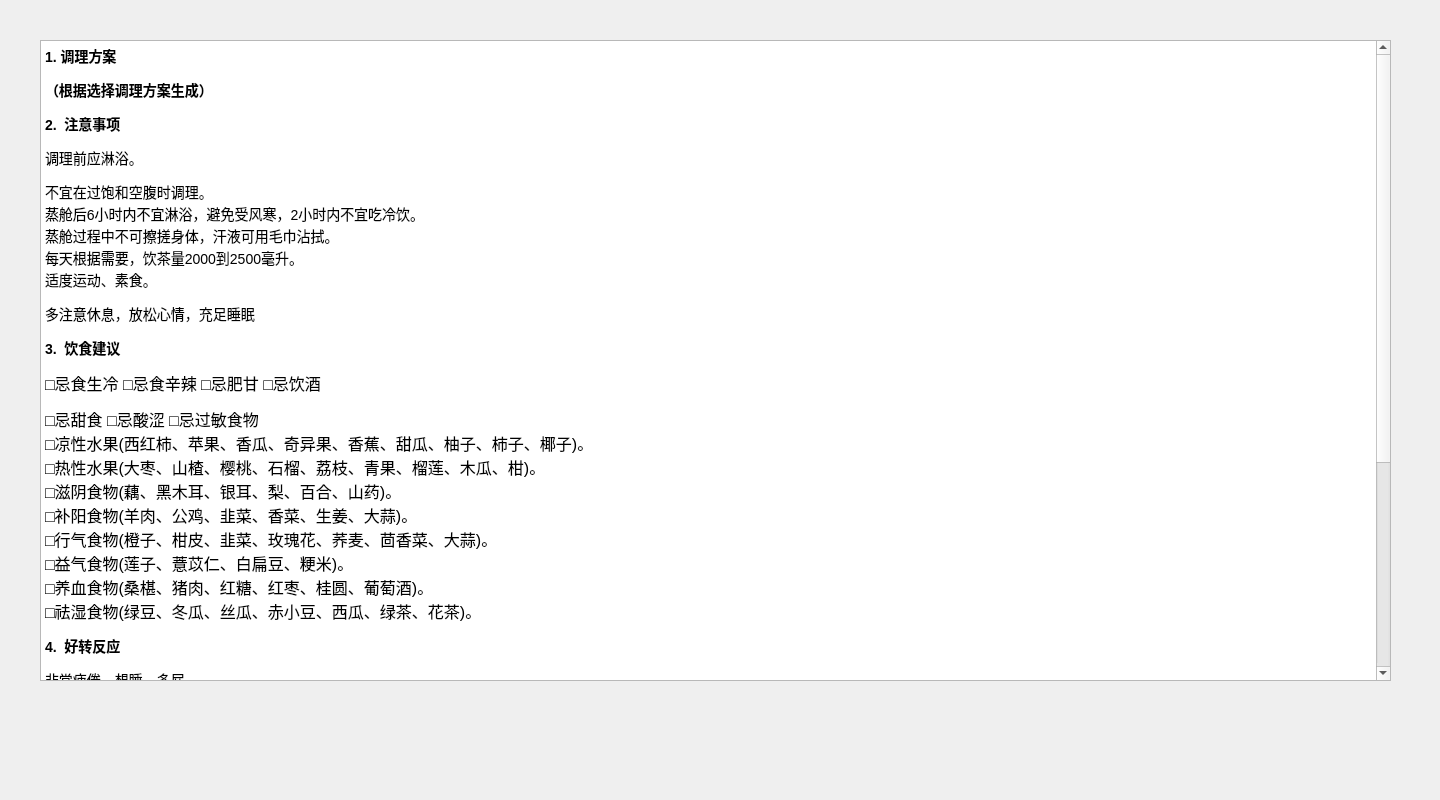
Qt form src/ui/recuperatePlan.ui (fantasy-mark/Summer) before a commit.
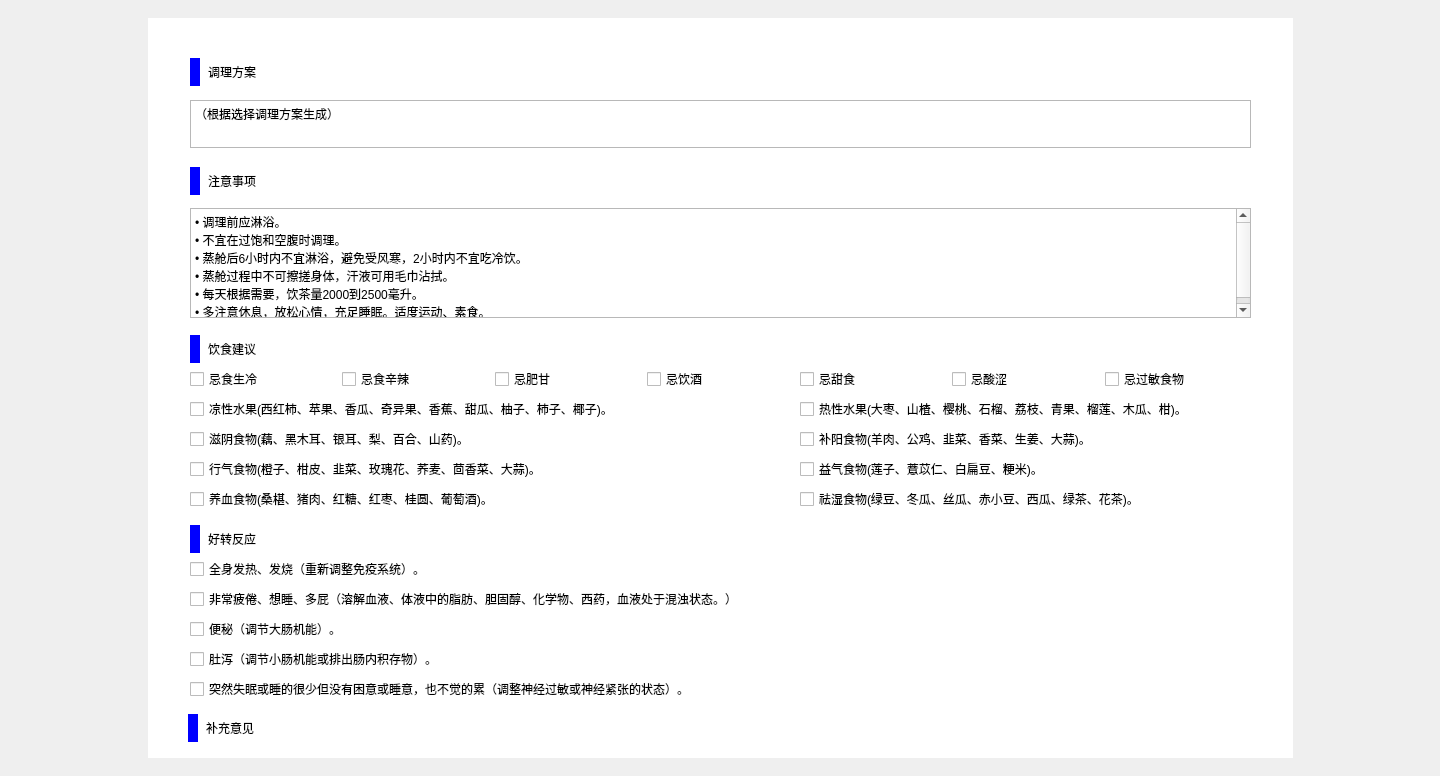
The same form after that commit.

Patch:
```diff
--- a/src/ui/recuperatePlan.ui
+++ b/src/ui/recuperatePlan.ui
@@ -7,64 +7,400 @@
     <x>0</x>
     <y>0</y>
     <width>1440</width>
-    <height>800</height>
+    <height>776</height>
    </rect>
   </property>
   <property name="windowTitle">
    <string>Form</string>
   </property>
-  <widget class="QTextBrowser" name="textBrowser_2">
+  <widget class="QWidget" name="gridLayoutWidget">
    <property name="geometry">
     <rect>
-     <x>40</x>
-     <y>40</y>
-     <width>1351</width>
-     <height>641</height>
+     <x>190</x>
+     <y>50</y>
+     <width>1061</width>
+     <height>101</height>
     </rect>
    </property>
-   <property name="html">
-    <string>&lt;!DOCTYPE HTML PUBLIC &quot;-//W3C//DTD HTML 4.0//EN&quot; &quot;http://www.w3.org/TR/REC-html40/strict.dtd&quot;&gt;
+   <layout class="QGridLayout" name="gridLayout">
+    <item row="0" column="0">
+     <widget class="QLabel" name="label">
+      <property name="minimumSize">
+       <size>
+        <width>0</width>
+        <height>38</height>
+       </size>
+      </property>
+      <property name="maximumSize">
+       <size>
+        <width>16777215</width>
+        <height>38</height>
+       </size>
+      </property>
+      <property name="styleSheet">
+       <string notr="true">border-left: 10px solid blue;
+border-radius:5px;
+padding-left: 5px;
+</string>
+      </property>
+      <property name="text">
+       <string>调理方案</string>
+      </property>
+     </widget>
+    </item>
+    <item row="1" column="0">
+     <widget class="QTextBrowser" name="textBrowser">
+      <property name="minimumSize">
+       <size>
+        <width>0</width>
+        <height>48</height>
+       </size>
+      </property>
+      <property name="maximumSize">
+       <size>
+        <width>16777215</width>
+        <height>48</height>
+       </size>
+      </property>
+      <property name="html">
+       <string>&lt;!DOCTYPE HTML PUBLIC &quot;-//W3C//DTD HTML 4.0//EN&quot; &quot;http://www.w3.org/TR/REC-html40/strict.dtd&quot;&gt;
 &lt;html&gt;&lt;head&gt;&lt;meta name=&quot;qrichtext&quot; content=&quot;1&quot; /&gt;&lt;style type=&quot;text/css&quot;&gt;
 p, li { white-space: pre-wrap; }
 &lt;/style&gt;&lt;/head&gt;&lt;body style=&quot; font-family:'SimSun'; font-size:9pt; font-weight:400; font-style:normal;&quot;&gt;
-&lt;p style=&quot; margin-top:12px; margin-bottom:12px; margin-left:0px; margin-right:0px; -qt-block-indent:0; text-indent:0px;&quot;&gt;&lt;span style=&quot; font-family:'宋体'; font-size:10.5pt; font-weight:600;&quot;&gt;1. 调理方案&lt;/span&gt;&lt;/p&gt;
-&lt;p style=&quot; margin-top:12px; margin-bottom:12px; margin-left:0px; margin-right:0px; -qt-block-indent:0; text-indent:0px;&quot;&gt;&lt;span style=&quot; font-family:'宋体'; font-size:10.5pt; font-weight:600;&quot;&gt;（根据选择调理方案生成）&lt;/span&gt;&lt;/p&gt;
-&lt;p style=&quot; margin-top:12px; margin-bottom:12px; margin-left:0px; margin-right:0px; -qt-block-indent:0; text-indent:0px;&quot;&gt;&lt;span style=&quot; font-family:'宋体'; font-size:10.5pt; font-weight:600;&quot;&gt;2.  注意事项&lt;/span&gt;&lt;/p&gt;
-&lt;p style=&quot; margin-top:12px; margin-bottom:12px; margin-left:0px; margin-right:0px; -qt-block-indent:0; text-indent:0px;&quot;&gt;&lt;span style=&quot; font-family:'宋体'; font-size:10.5pt;&quot;&gt;调理前应淋浴。&lt;/span&gt;&lt;/p&gt;
-&lt;p style=&quot; margin-top:0px; margin-bottom:0px; margin-left:0px; margin-right:0px; -qt-block-indent:0; text-indent:0px;&quot;&gt;&lt;span style=&quot; font-family:'宋体'; font-size:10.5pt;&quot;&gt;不宜在过饱和空腹时调理。&lt;/span&gt;&lt;/p&gt;
-&lt;p style=&quot; margin-top:0px; margin-bottom:0px; margin-left:0px; margin-right:0px; -qt-block-indent:0; text-indent:0px;&quot;&gt;&lt;span style=&quot; font-family:'宋体'; font-size:10.5pt;&quot;&gt;蒸舱后&lt;/span&gt;&lt;span style=&quot; font-family:'Calibri'; font-size:10.5pt;&quot;&gt;6&lt;/span&gt;&lt;span style=&quot; font-family:'宋体'; font-size:10.5pt;&quot;&gt;小时内不宜淋浴，避免受风寒，&lt;/span&gt;&lt;span style=&quot; font-family:'Calibri'; font-size:10.5pt;&quot;&gt;2&lt;/span&gt;&lt;span style=&quot; font-family:'宋体'; font-size:10.5pt;&quot;&gt;小时内不宜吃冷饮。&lt;/span&gt;&lt;/p&gt;
-&lt;p style=&quot; margin-top:0px; margin-bottom:0px; margin-left:0px; margin-right:0px; -qt-block-indent:0; text-indent:0px;&quot;&gt;&lt;span style=&quot; font-family:'宋体'; font-size:10.5pt;&quot;&gt;蒸舱过程中不可擦搓身体，汗液可用毛巾沾拭。&lt;/span&gt;&lt;/p&gt;
-&lt;p style=&quot; margin-top:0px; margin-bottom:0px; margin-left:0px; margin-right:0px; -qt-block-indent:0; text-indent:0px;&quot;&gt;&lt;span style=&quot; font-family:'宋体'; font-size:10.5pt;&quot;&gt;每天根据需要，饮茶量&lt;/span&gt;&lt;span style=&quot; font-family:'Calibri'; font-size:10.5pt;&quot;&gt;2000&lt;/span&gt;&lt;span style=&quot; font-family:'宋体'; font-size:10.5pt;&quot;&gt;到&lt;/span&gt;&lt;span style=&quot; font-family:'Calibri'; font-size:10.5pt;&quot;&gt;2500&lt;/span&gt;&lt;span style=&quot; font-family:'宋体'; font-size:10.5pt;&quot;&gt;毫升。&lt;/span&gt;&lt;/p&gt;
-&lt;p style=&quot; margin-top:0px; margin-bottom:0px; margin-left:0px; margin-right:0px; -qt-block-indent:0; text-indent:0px;&quot;&gt;&lt;span style=&quot; font-family:'宋体'; font-size:10.5pt;&quot;&gt;适度运动、素食。&lt;/span&gt;&lt;/p&gt;
-&lt;p style=&quot; margin-top:12px; margin-bottom:12px; margin-left:0px; margin-right:0px; -qt-block-indent:0; text-indent:0px;&quot;&gt;&lt;span style=&quot; font-family:'宋体'; font-size:10.5pt;&quot;&gt;多注意休息，放松心情，充足睡眠&lt;/span&gt;&lt;/p&gt;
-&lt;p style=&quot; margin-top:12px; margin-bottom:12px; margin-left:0px; margin-right:0px; -qt-block-indent:0; text-indent:0px;&quot;&gt;&lt;span style=&quot; font-family:'宋体'; font-size:10.5pt; font-weight:600;&quot;&gt;3.  饮食建议&lt;/span&gt;&lt;/p&gt;
-&lt;p style=&quot; margin-top:12px; margin-bottom:12px; margin-left:0px; margin-right:0px; -qt-block-indent:0; text-indent:0px;&quot;&gt;&lt;span style=&quot; font-family:'宋体'; font-size:12pt;&quot;&gt;□忌食生冷&lt;/span&gt;&lt;span style=&quot; font-family:'Calibri'; font-size:12pt;&quot;&gt; &lt;/span&gt;&lt;span style=&quot; font-family:'宋体'; font-size:12pt;&quot;&gt;□忌食辛辣&lt;/span&gt;&lt;span style=&quot; font-family:'Calibri'; font-size:12pt;&quot;&gt; &lt;/span&gt;&lt;span style=&quot; font-family:'宋体'; font-size:12pt;&quot;&gt;□忌肥甘&lt;/span&gt;&lt;span style=&quot; font-family:'Calibri'; font-size:12pt;&quot;&gt; &lt;/span&gt;&lt;span style=&quot; font-family:'宋体'; font-size:12pt;&quot;&gt;□忌饮酒&lt;/span&gt;&lt;span style=&quot; font-family:'Calibri'; font-size:12pt;&quot;&gt; &lt;/span&gt;&lt;/p&gt;
-&lt;p style=&quot; margin-top:0px; margin-bottom:0px; margin-left:0px; margin-right:0px; -qt-block-indent:0; text-indent:0px;&quot;&gt;&lt;span style=&quot; font-family:'宋体'; font-size:12pt;&quot;&gt;□忌甜食&lt;/span&gt;&lt;span style=&quot; font-family:'Calibri'; font-size:12pt;&quot;&gt; &lt;/span&gt;&lt;span style=&quot; font-family:'宋体'; font-size:12pt;&quot;&gt;□忌酸涩&lt;/span&gt;&lt;span style=&quot; font-family:'Calibri'; font-size:12pt;&quot;&gt; &lt;/span&gt;&lt;span style=&quot; font-family:'宋体'; font-size:12pt;&quot;&gt;□忌过敏食物&lt;/span&gt;&lt;/p&gt;
-&lt;p style=&quot; margin-top:0px; margin-bottom:0px; margin-left:0px; margin-right:0px; -qt-block-indent:0; text-indent:0px;&quot;&gt;&lt;span style=&quot; font-family:'宋体'; font-size:12pt;&quot;&gt;□凉性水果&lt;/span&gt;&lt;span style=&quot; font-family:'Calibri'; font-size:12pt;&quot;&gt;(&lt;/span&gt;&lt;span style=&quot; font-family:'宋体'; font-size:12pt;&quot;&gt;西红柿、苹果、香瓜、奇异果、香蕉、甜瓜、柚子、柿子、椰子&lt;/span&gt;&lt;span style=&quot; font-family:'Calibri'; font-size:12pt;&quot;&gt;)&lt;/span&gt;&lt;span style=&quot; font-family:'宋体'; font-size:12pt;&quot;&gt;。&lt;/span&gt;&lt;/p&gt;
-&lt;p style=&quot; margin-top:0px; margin-bottom:0px; margin-left:0px; margin-right:0px; -qt-block-indent:0; text-indent:0px;&quot;&gt;&lt;span style=&quot; font-family:'宋体'; font-size:12pt;&quot;&gt;□热性水果&lt;/span&gt;&lt;span style=&quot; font-family:'Calibri'; font-size:12pt;&quot;&gt;(&lt;/span&gt;&lt;span style=&quot; font-family:'宋体'; font-size:12pt;&quot;&gt;大枣、山楂、樱桃、石榴、荔枝、青果、榴莲、木瓜、柑&lt;/span&gt;&lt;span style=&quot; font-family:'Calibri'; font-size:12pt;&quot;&gt;)&lt;/span&gt;&lt;span style=&quot; font-family:'宋体'; font-size:12pt;&quot;&gt;。&lt;/span&gt;&lt;/p&gt;
-&lt;p style=&quot; margin-top:0px; margin-bottom:0px; margin-left:0px; margin-right:0px; -qt-block-indent:0; text-indent:0px;&quot;&gt;&lt;span style=&quot; font-family:'宋体'; font-size:12pt;&quot;&gt;□滋阴食物&lt;/span&gt;&lt;span style=&quot; font-family:'Calibri'; font-size:12pt;&quot;&gt;(&lt;/span&gt;&lt;span style=&quot; font-family:'宋体'; font-size:12pt;&quot;&gt;藕、黑木耳、银耳、梨、百合、山药&lt;/span&gt;&lt;span style=&quot; font-family:'Calibri'; font-size:12pt;&quot;&gt;)&lt;/span&gt;&lt;span style=&quot; font-family:'宋体'; font-size:12pt;&quot;&gt;。&lt;/span&gt;&lt;/p&gt;
-&lt;p style=&quot; margin-top:0px; margin-bottom:0px; margin-left:0px; margin-right:0px; -qt-block-indent:0; text-indent:0px;&quot;&gt;&lt;span style=&quot; font-family:'宋体'; font-size:12pt;&quot;&gt;□补阳食物&lt;/span&gt;&lt;span style=&quot; font-family:'Calibri'; font-size:12pt;&quot;&gt;(&lt;/span&gt;&lt;span style=&quot; font-family:'宋体'; font-size:12pt;&quot;&gt;羊肉、公鸡、韭菜、香菜、生姜、大蒜&lt;/span&gt;&lt;span style=&quot; font-family:'Calibri'; font-size:12pt;&quot;&gt;)&lt;/span&gt;&lt;span style=&quot; font-family:'宋体'; font-size:12pt;&quot;&gt;。&lt;/span&gt;&lt;/p&gt;
-&lt;p style=&quot; margin-top:0px; margin-bottom:0px; margin-left:0px; margin-right:0px; -qt-block-indent:0; text-indent:0px;&quot;&gt;&lt;span style=&quot; font-family:'宋体'; font-size:12pt;&quot;&gt;□行气食物&lt;/span&gt;&lt;span style=&quot; font-family:'Calibri'; font-size:12pt;&quot;&gt;(&lt;/span&gt;&lt;span style=&quot; font-family:'宋体'; font-size:12pt;&quot;&gt;橙子、柑皮、韭菜、玫瑰花、荞麦、茴香菜、大蒜&lt;/span&gt;&lt;span style=&quot; font-family:'Calibri'; font-size:12pt;&quot;&gt;)&lt;/span&gt;&lt;span style=&quot; font-family:'宋体'; font-size:12pt;&quot;&gt;。&lt;/span&gt;&lt;/p&gt;
-&lt;p style=&quot; margin-top:0px; margin-bottom:0px; margin-left:0px; margin-right:0px; -qt-block-indent:0; text-indent:0px;&quot;&gt;&lt;span style=&quot; font-family:'宋体'; font-size:12pt;&quot;&gt;□益气食物&lt;/span&gt;&lt;span style=&quot; font-family:'Calibri'; font-size:12pt;&quot;&gt;(&lt;/span&gt;&lt;span style=&quot; font-family:'宋体'; font-size:12pt;&quot;&gt;莲子、薏苡仁、白扁豆、粳米&lt;/span&gt;&lt;span style=&quot; font-family:'Calibri'; font-size:12pt;&quot;&gt;)&lt;/span&gt;&lt;span style=&quot; font-family:'宋体'; font-size:12pt;&quot;&gt;。&lt;/span&gt;&lt;/p&gt;
-&lt;p style=&quot; margin-top:0px; margin-bottom:0px; margin-left:0px; margin-right:0px; -qt-block-indent:0; text-indent:0px;&quot;&gt;&lt;span style=&quot; font-family:'宋体'; font-size:12pt;&quot;&gt;□养血食物&lt;/span&gt;&lt;span style=&quot; font-family:'Calibri'; font-size:12pt;&quot;&gt;(&lt;/span&gt;&lt;span style=&quot; font-family:'宋体'; font-size:12pt;&quot;&gt;桑椹、猪肉、红糖、红枣、桂圆、葡萄酒&lt;/span&gt;&lt;span style=&quot; font-family:'Calibri'; font-size:12pt;&quot;&gt;)&lt;/span&gt;&lt;span style=&quot; font-family:'宋体'; font-size:12pt;&quot;&gt;。&lt;/span&gt;&lt;/p&gt;
-&lt;p style=&quot; margin-top:0px; margin-bottom:0px; margin-left:0px; margin-right:0px; -qt-block-indent:0; text-indent:0px;&quot;&gt;&lt;span style=&quot; font-family:'宋体'; font-size:12pt;&quot;&gt;□祛湿食物&lt;/span&gt;&lt;span style=&quot; font-family:'Calibri'; font-size:12pt;&quot;&gt;(&lt;/span&gt;&lt;span style=&quot; font-family:'宋体'; font-size:12pt;&quot;&gt;绿豆、冬瓜、丝瓜、赤小豆、西瓜、绿茶、花茶&lt;/span&gt;&lt;span style=&quot; font-family:'Calibri'; font-size:12pt;&quot;&gt;)&lt;/span&gt;&lt;span style=&quot; font-family:'宋体'; font-size:12pt;&quot;&gt;。&lt;/span&gt;&lt;/p&gt;
-&lt;p style=&quot; margin-top:12px; margin-bottom:12px; margin-left:0px; margin-right:0px; -qt-block-indent:0; text-indent:0px;&quot;&gt;&lt;span style=&quot; font-family:'宋体'; font-size:10.5pt; font-weight:600;&quot;&gt;4.  好转反应&lt;/span&gt;&lt;/p&gt;
-&lt;p style=&quot; margin-top:12px; margin-bottom:12px; margin-left:0px; margin-right:0px; -qt-block-indent:0; text-indent:0px;&quot;&gt;&lt;span style=&quot; font-family:'宋体'; font-size:10.5pt;&quot;&gt;非常疲倦、想睡、多屁&lt;/span&gt;&lt;/p&gt;
-&lt;p style=&quot; margin-top:0px; margin-bottom:0px; margin-left:0px; margin-right:0px; -qt-block-indent:0; text-indent:0px;&quot;&gt;&lt;span style=&quot; font-family:'宋体'; font-size:10.5pt;&quot;&gt;溶解血液、体液中的脂肪、胆固醇、化学物、西药，血液处于混浊状态。&lt;/span&gt;&lt;/p&gt;
-&lt;p style=&quot; margin-top:0px; margin-bottom:0px; margin-left:0px; margin-right:0px; -qt-block-indent:0; text-indent:0px;&quot;&gt;&lt;span style=&quot; font-family:'宋体'; font-size:10.5pt;&quot;&gt;全身发热、发烧&lt;/span&gt;&lt;/p&gt;
-&lt;p style=&quot; margin-top:0px; margin-bottom:0px; margin-left:0px; margin-right:0px; -qt-block-indent:0; text-indent:0px;&quot;&gt;&lt;span style=&quot; font-family:'宋体'; font-size:10.5pt;&quot;&gt;重新调整免疫系统。&lt;/span&gt;&lt;/p&gt;
-&lt;p style=&quot; margin-top:0px; margin-bottom:0px; margin-left:0px; margin-right:0px; -qt-block-indent:0; text-indent:0px;&quot;&gt;&lt;span style=&quot; font-family:'宋体'; font-size:10.5pt;&quot;&gt;便秘&lt;/span&gt;&lt;/p&gt;
-&lt;p style=&quot; margin-top:0px; margin-bottom:0px; margin-left:0px; margin-right:0px; -qt-block-indent:0; text-indent:0px;&quot;&gt;&lt;span style=&quot; font-family:'宋体'; font-size:10.5pt;&quot;&gt;调节大肠机能。&lt;/span&gt;&lt;/p&gt;
-&lt;p style=&quot; margin-top:0px; margin-bottom:0px; margin-left:0px; margin-right:0px; -qt-block-indent:0; text-indent:0px;&quot;&gt;&lt;span style=&quot; font-family:'宋体'; font-size:10.5pt;&quot;&gt;肚泻&lt;/span&gt;&lt;/p&gt;
-&lt;p style=&quot; margin-top:0px; margin-bottom:0px; margin-left:0px; margin-right:0px; -qt-block-indent:0; text-indent:0px;&quot;&gt;&lt;span style=&quot; font-family:'宋体'; font-size:10.5pt;&quot;&gt;调节小肠机能或排出肠内积存物。&lt;/span&gt;&lt;/p&gt;
-&lt;p style=&quot; margin-top:0px; margin-bottom:0px; margin-left:0px; margin-right:0px; -qt-block-indent:0; text-indent:0px;&quot;&gt;&lt;span style=&quot; font-family:'宋体'; font-size:10.5pt;&quot;&gt;肚泻（水便）&lt;/span&gt;&lt;/p&gt;
-&lt;p style=&quot; margin-top:0px; margin-bottom:0px; margin-left:0px; margin-right:0px; -qt-block-indent:0; text-indent:0px;&quot;&gt;&lt;span style=&quot; font-family:'宋体'; font-size:10.5pt;&quot;&gt;排出体内、肠内的积水。&lt;/span&gt;&lt;/p&gt;
-&lt;p style=&quot; margin-top:0px; margin-bottom:0px; margin-left:0px; margin-right:0px; -qt-block-indent:0; text-indent:0px;&quot;&gt;&lt;span style=&quot; font-family:'宋体'; font-size:10.5pt;&quot;&gt;突然失眠或睡的很少但没有困意或睡意，也不觉的累&lt;/span&gt;&lt;/p&gt;
-&lt;p style=&quot; margin-top:0px; margin-bottom:0px; margin-left:0px; margin-right:0px; -qt-block-indent:0; text-indent:0px;&quot;&gt;&lt;span style=&quot; font-family:'宋体'; font-size:10.5pt;&quot;&gt;调整神经过敏或神经紧张的状态。&lt;/span&gt;&lt;/p&gt;
-&lt;p style=&quot; margin-top:0px; margin-bottom:0px; margin-left:0px; margin-right:0px; -qt-block-indent:0; text-indent:0px;&quot;&gt;&lt;span style=&quot; font-family:'宋体'; font-size:10.5pt; font-weight:600;&quot;&gt;5.  补充意见&lt;/span&gt;&lt;/p&gt;
-&lt;p style=&quot;-qt-paragraph-type:empty; margin-top:12px; margin-bottom:12px; margin-left:0px; margin-right:0px; -qt-block-indent:0; text-indent:0px; font-family:'宋体'; font-size:10.5pt; font-weight:600;&quot;&gt;&lt;br /&gt;&lt;/p&gt;&lt;/body&gt;&lt;/html&gt;</string>
+&lt;p style=&quot; margin-top:0px; margin-bottom:0px; margin-left:0px; margin-right:0px; -qt-block-indent:0; text-indent:0px;&quot;&gt;（根据选择调理方案生成）&lt;/p&gt;&lt;/body&gt;&lt;/html&gt;</string>
+      </property>
+     </widget>
+    </item>
+   </layout>
+  </widget>
+  <widget class="QWidget" name="gridLayoutWidget_2">
+   <property name="geometry">
+    <rect>
+     <x>190</x>
+     <y>160</y>
+     <width>1061</width>
+     <height>161</height>
+    </rect>
    </property>
+   <layout class="QGridLayout" name="gridLayout_2">
+    <item row="0" column="0">
+     <widget class="QLabel" name="label_2">
+      <property name="minimumSize">
+       <size>
+        <width>0</width>
+        <height>38</height>
+       </size>
+      </property>
+      <property name="maximumSize">
+       <size>
+        <width>16777215</width>
+        <height>38</height>
+       </size>
+      </property>
+      <property name="styleSheet">
+       <string notr="true">border-left: 10px solid blue;
+border-radius:5px;
+padding-left: 5px;
+</string>
+      </property>
+      <property name="text">
+       <string>注意事项</string>
+      </property>
+     </widget>
+    </item>
+    <item row="1" column="0">
+     <widget class="QTextBrowser" name="textBrowser_3">
+      <property name="maximumSize">
+       <size>
+        <width>16777215</width>
+        <height>110</height>
+       </size>
+      </property>
+      <property name="html">
+       <string>&lt;!DOCTYPE HTML PUBLIC &quot;-//W3C//DTD HTML 4.0//EN&quot; &quot;http://www.w3.org/TR/REC-html40/strict.dtd&quot;&gt;
+&lt;html&gt;&lt;head&gt;&lt;meta name=&quot;qrichtext&quot; content=&quot;1&quot; /&gt;&lt;style type=&quot;text/css&quot;&gt;
+p, li { white-space: pre-wrap; }
+&lt;/style&gt;&lt;/head&gt;&lt;body style=&quot; font-family:'SimSun'; font-size:9pt; font-weight:400; font-style:normal;&quot;&gt;
+&lt;p style=&quot; margin-top:0px; margin-bottom:0px; margin-left:0px; margin-right:0px; -qt-block-indent:0; text-indent:0px;&quot;&gt;• 调理前应淋浴。&lt;/p&gt;
+&lt;p style=&quot; margin-top:0px; margin-bottom:0px; margin-left:0px; margin-right:0px; -qt-block-indent:0; text-indent:0px;&quot;&gt;• 不宜在过饱和空腹时调理。&lt;/p&gt;
+&lt;p style=&quot; margin-top:0px; margin-bottom:0px; margin-left:0px; margin-right:0px; -qt-block-indent:0; text-indent:0px;&quot;&gt;• 蒸舱后6小时内不宜淋浴，避免受风寒，2小时内不宜吃冷饮。&lt;/p&gt;
+&lt;p style=&quot; margin-top:0px; margin-bottom:0px; margin-left:0px; margin-right:0px; -qt-block-indent:0; text-indent:0px;&quot;&gt;• 蒸舱过程中不可擦搓身体，汗液可用毛巾沾拭。&lt;/p&gt;
+&lt;p style=&quot; margin-top:0px; margin-bottom:0px; margin-left:0px; margin-right:0px; -qt-block-indent:0; text-indent:0px;&quot;&gt;• 每天根据需要，饮茶量2000到2500毫升。&lt;/p&gt;
+&lt;p style=&quot; margin-top:0px; margin-bottom:0px; margin-left:0px; margin-right:0px; -qt-block-indent:0; text-indent:0px;&quot;&gt;• 多注意休息，放松心情，充足睡眠。适度运动、素食。&lt;/p&gt;&lt;/body&gt;&lt;/html&gt;</string>
+      </property>
+     </widget>
+    </item>
+   </layout>
   </widget>
+  <widget class="QWidget" name="gridLayoutWidget_3">
+   <property name="geometry">
+    <rect>
+     <x>190</x>
+     <y>330</y>
+     <width>1061</width>
+     <height>181</height>
+    </rect>
+   </property>
+   <layout class="QGridLayout" name="gridLayout_3">
+    <item row="1" column="3">
+     <widget class="QCheckBox" name="checkBox_5">
+      <property name="text">
+       <string>忌饮酒</string>
+      </property>
+     </widget>
+    </item>
+    <item row="1" column="1">
+     <widget class="QCheckBox" name="checkBox_3">
+      <property name="text">
+       <string>忌食辛辣</string>
+      </property>
+     </widget>
+    </item>
+    <item row="1" column="2">
+     <widget class="QCheckBox" name="checkBox_4">
+      <property name="text">
+       <string>忌肥甘</string>
+      </property>
+     </widget>
+    </item>
+    <item row="1" column="0">
+     <widget class="QCheckBox" name="checkBox">
+      <property name="text">
+       <string>忌食生冷</string>
+      </property>
+     </widget>
+    </item>
+    <item row="1" column="5">
+     <widget class="QCheckBox" name="checkBox_7">
+      <property name="text">
+       <string>忌酸涩</string>
+      </property>
+     </widget>
+    </item>
+    <item row="1" column="4">
+     <widget class="QCheckBox" name="checkBox_6">
+      <property name="text">
+       <string>忌甜食</string>
+      </property>
+     </widget>
+    </item>
+    <item row="1" column="6">
+     <widget class="QCheckBox" name="checkBox_9">
+      <property name="text">
+       <string>忌过敏食物</string>
+      </property>
+     </widget>
+    </item>
+    <item row="2" column="0" colspan="4">
+     <widget class="QCheckBox" name="checkBox_2">
+      <property name="text">
+       <string>凉性水果(西红柿、苹果、香瓜、奇异果、香蕉、甜瓜、柚子、柿子、椰子)。</string>
+      </property>
+     </widget>
+    </item>
+    <item row="3" column="0" colspan="4">
+     <widget class="QCheckBox" name="checkBox_10">
+      <property name="text">
+       <string>滋阴食物(藕、黑木耳、银耳、梨、百合、山药)。</string>
+      </property>
+     </widget>
+    </item>
+    <item row="4" column="0" colspan="4">
+     <widget class="QCheckBox" name="checkBox_11">
+      <property name="text">
+       <string>行气食物(橙子、柑皮、韭菜、玫瑰花、荞麦、茴香菜、大蒜)。</string>
+      </property>
+     </widget>
+    </item>
+    <item row="2" column="4" colspan="3">
+     <widget class="QCheckBox" name="checkBox_8">
+      <property name="text">
+       <string>热性水果(大枣、山楂、樱桃、石榴、荔枝、青果、榴莲、木瓜、柑)。</string>
+      </property>
+     </widget>
+    </item>
+    <item row="5" column="0" colspan="4">
+     <widget class="QCheckBox" name="checkBox_12">
+      <property name="text">
+       <string>养血食物(桑椹、猪肉、红糖、红枣、桂圆、葡萄酒)。</string>
+      </property>
+     </widget>
+    </item>
+    <item row="5" column="4" colspan="3">
+     <widget class="QCheckBox" name="checkBox_15">
+      <property name="text">
+       <string>祛湿食物(绿豆、冬瓜、丝瓜、赤小豆、西瓜、绿茶、花茶)。</string>
+      </property>
+     </widget>
+    </item>
+    <item row="4" column="4" colspan="3">
+     <widget class="QCheckBox" name="checkBox_14">
+      <property name="text">
+       <string>益气食物(莲子、薏苡仁、白扁豆、粳米)。</string>
+      </property>
+     </widget>
+    </item>
+    <item row="3" column="4" colspan="3">
+     <widget class="QCheckBox" name="checkBox_13">
+      <property name="text">
+       <string>补阳食物(羊肉、公鸡、韭菜、香菜、生姜、大蒜)。</string>
+      </property>
+     </widget>
+    </item>
+    <item row="0" column="0" colspan="7">
+     <widget class="QLabel" name="label_3">
+      <property name="minimumSize">
+       <size>
+        <width>0</width>
+        <height>38</height>
+       </size>
+      </property>
+      <property name="maximumSize">
+       <size>
+        <width>16777215</width>
+        <height>38</height>
+       </size>
+      </property>
+      <property name="styleSheet">
+       <string notr="true">border-left: 10px solid blue;
+border-radius:5px;
+padding-left: 5px;
+</string>
+      </property>
+      <property name="text">
+       <string>饮食建议</string>
+      </property>
+     </widget>
+    </item>
+   </layout>
+  </widget>
+  <widget class="QWidget" name="gridLayoutWidget_4">
+   <property name="geometry">
+    <rect>
+     <x>190</x>
+     <y>520</y>
+     <width>1061</width>
+     <height>181</height>
+    </rect>
+   </property>
+   <layout class="QGridLayout" name="gridLayout_4">
+    <item row="2" column="0">
+     <widget class="QCheckBox" name="checkBox_17">
+      <property name="text">
+       <string>非常疲倦、想睡、多屁（溶解血液、体液中的脂肪、胆固醇、化学物、西药，血液处于混浊状态。）</string>
+      </property>
+     </widget>
+    </item>
+    <item row="1" column="0">
+     <widget class="QCheckBox" name="checkBox_16">
+      <property name="text">
+       <string>全身发热、发烧（重新调整免疫系统）。</string>
+      </property>
+     </widget>
+    </item>
+    <item row="4" column="0">
+     <widget class="QCheckBox" name="checkBox_19">
+      <property name="text">
+       <string>肚泻（调节小肠机能或排出肠内积存物）。</string>
+      </property>
+     </widget>
+    </item>
+    <item row="0" column="0">
+     <widget class="QLabel" name="label_4">
+      <property name="minimumSize">
+       <size>
+        <width>0</width>
+        <height>38</height>
+       </size>
+      </property>
+      <property name="maximumSize">
+       <size>
+        <width>16777215</width>
+        <height>38</height>
+       </size>
+      </property>
+      <property name="styleSheet">
+       <string notr="true">border-left: 10px solid blue;
+border-radius:5px;
+padding-left: 5px;
+</string>
+      </property>
+      <property name="text">
+       <string>好转反应</string>
+      </property>
+     </widget>
+    </item>
+    <item row="3" column="0">
+     <widget class="QCheckBox" name="checkBox_18">
+      <property name="text">
+       <string>便秘（调节大肠机能）。</string>
+      </property>
+     </widget>
+    </item>
+    <item row="5" column="0">
+     <widget class="QCheckBox" name="checkBox_20">
+      <property name="text">
+       <string>突然失眠或睡的很少但没有困意或睡意，也不觉的累（调整神经过敏或神经紧张的状态）。</string>
+      </property>
+     </widget>
+    </item>
+   </layout>
+  </widget>
+  <widget class="QWidget" name="widget" native="true">
+   <property name="geometry">
+    <rect>
+     <x>148</x>
+     <y>18</y>
+     <width>1145</width>
+     <height>740</height>
+    </rect>
+   </property>
+   <property name="styleSheet">
+    <string notr="true">background-color: rgb(255, 255, 255);</string>
+   </property>
+   <widget class="QWidget" name="gridLayoutWidget_5">
+    <property name="geometry">
+     <rect>
+      <x>40</x>
+      <y>690</y>
+      <width>1061</width>
+      <height>41</height>
+     </rect>
+    </property>
+    <layout class="QGridLayout" name="gridLayout_5">
+     <item row="0" column="0">
+      <widget class="QLabel" name="label_5">
+       <property name="minimumSize">
+        <size>
+         <width>0</width>
+         <height>38</height>
+        </size>
+       </property>
+       <property name="maximumSize">
+        <size>
+         <width>16777215</width>
+         <height>38</height>
+        </size>
+       </property>
+       <property name="styleSheet">
+        <string notr="true">border-left: 10px solid blue;
+border-radius:5px;
+padding-left: 5px;
+</string>
+       </property>
+       <property name="text">
+        <string>补充意见</string>
+       </property>
+      </widget>
+     </item>
+    </layout>
+   </widget>
+  </widget>
+  <zorder>widget</zorder>
+  <zorder>gridLayoutWidget</zorder>
+  <zorder>gridLayoutWidget_2</zorder>
+  <zorder>gridLayoutWidget_3</zorder>
+  <zorder>gridLayoutWidget_4</zorder>
  </widget>
  <resources/>
  <connections/>
```
